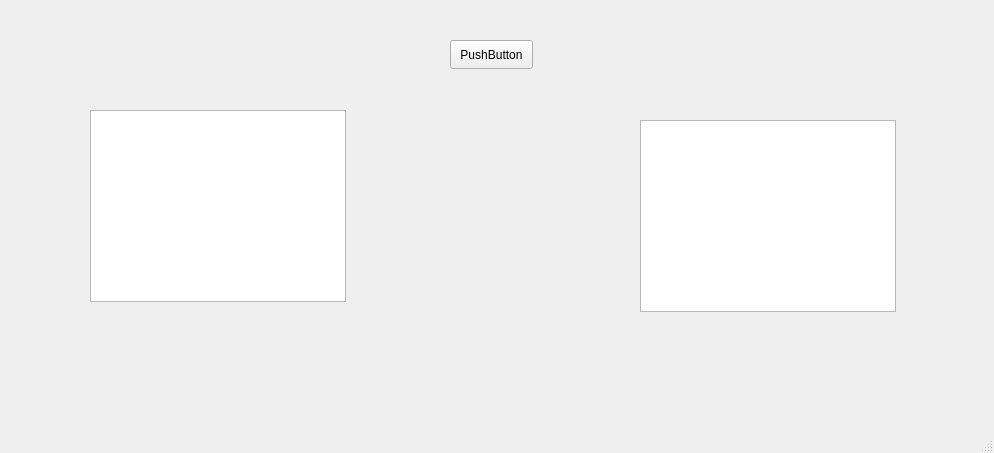
Edeotena/bd_4rd_sem_course_work, file src/project/mainwindow.ui: the form before one commit.
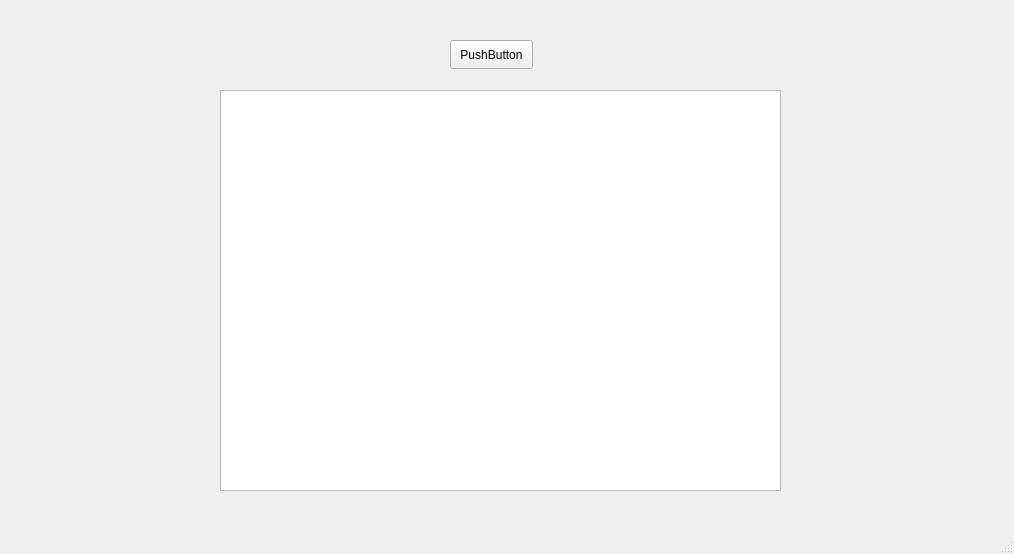
The form after the commit.

The edit to the form file:
```diff
--- a/src/project/mainwindow.ui
+++ b/src/project/mainwindow.ui
@@ -6,31 +6,21 @@
    <rect>
     <x>0</x>
     <y>0</y>
-    <width>994</width>
-    <height>453</height>
+    <width>1014</width>
+    <height>554</height>
    </rect>
   </property>
   <property name="windowTitle">
    <string>MainWindow</string>
   </property>
   <widget class="QWidget" name="centralwidget">
-   <widget class="QTextBrowser" name="textBrowser">
-    <property name="geometry">
-     <rect>
-      <x>90</x>
-      <y>110</y>
-      <width>256</width>
-      <height>192</height>
-     </rect>
-    </property>
-   </widget>
    <widget class="QTableView" name="tableView">
     <property name="geometry">
      <rect>
-      <x>640</x>
-      <y>120</y>
-      <width>256</width>
-      <height>192</height>
+      <x>220</x>
+      <y>90</y>
+      <width>561</width>
+      <height>401</height>
      </rect>
     </property>
    </widget>
```
Left out of the diff: 2 changed lines with no effect on the pictures.
